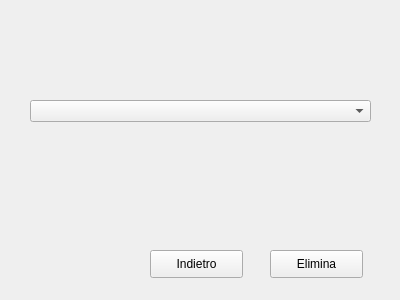
First picture: the form in EliminaPrenotazione.ui, repository AndreaMarini01/GestioneClinica, before the edit.
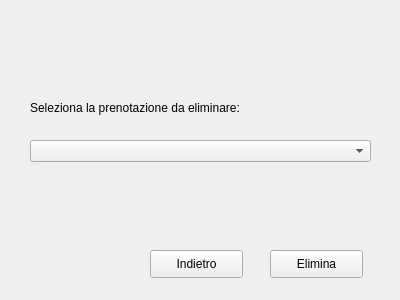
Second picture: the form after the edit.

Diff of the .ui file:
```diff
--- a/EliminaPrenotazione.ui
+++ b/EliminaPrenotazione.ui
@@ -17,7 +17,7 @@
    <property name="geometry">
     <rect>
      <x>30</x>
-     <y>100</y>
+     <y>140</y>
      <width>341</width>
      <height>22</height>
     </rect>
@@ -49,6 +49,19 @@
     <string>Indietro</string>
    </property>
   </widget>
+  <widget class="QLabel" name="label">
+   <property name="geometry">
+    <rect>
+     <x>30</x>
+     <y>100</y>
+     <width>341</width>
+     <height>16</height>
+    </rect>
+   </property>
+   <property name="text">
+    <string>Seleziona la prenotazione da eliminare:</string>
+   </property>
+  </widget>
  </widget>
  <resources/>
  <connections/>
```
